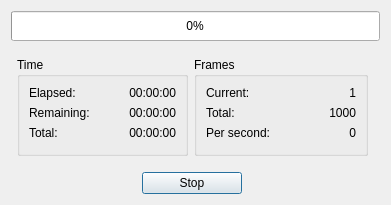
This is src/StabilizeWindow.ui in mikoro/orientview as Qt 5 draws it before an edit. The edited form follows.
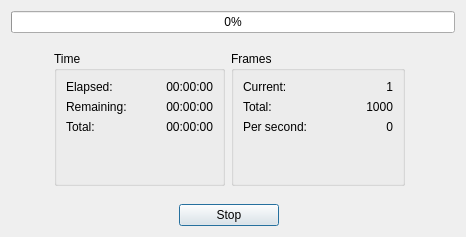
This is the edited form. Icons and pictures are not drawn.

```diff
--- a/src/StabilizeWindow.ui
+++ b/src/StabilizeWindow.ui
@@ -6,20 +6,20 @@
    <rect>
     <x>0</x>
     <y>0</y>
-    <width>364</width>
-    <height>205</height>
+    <width>466</width>
+    <height>237</height>
    </rect>
   </property>
   <property name="minimumSize">
    <size>
     <width>0</width>
-    <height>205</height>
+    <height>0</height>
    </size>
   </property>
   <property name="maximumSize">
    <size>
     <width>99999</width>
-    <height>205</height>
+    <height>99999</height>
    </size>
   </property>
   <property name="windowTitle">
@@ -331,7 +331,7 @@
      <property name="minimumSize">
       <size>
        <width>0</width>
-       <height>30</height>
+       <height>0</height>
       </size>
      </property>
      <property name="styleSheet">
```
